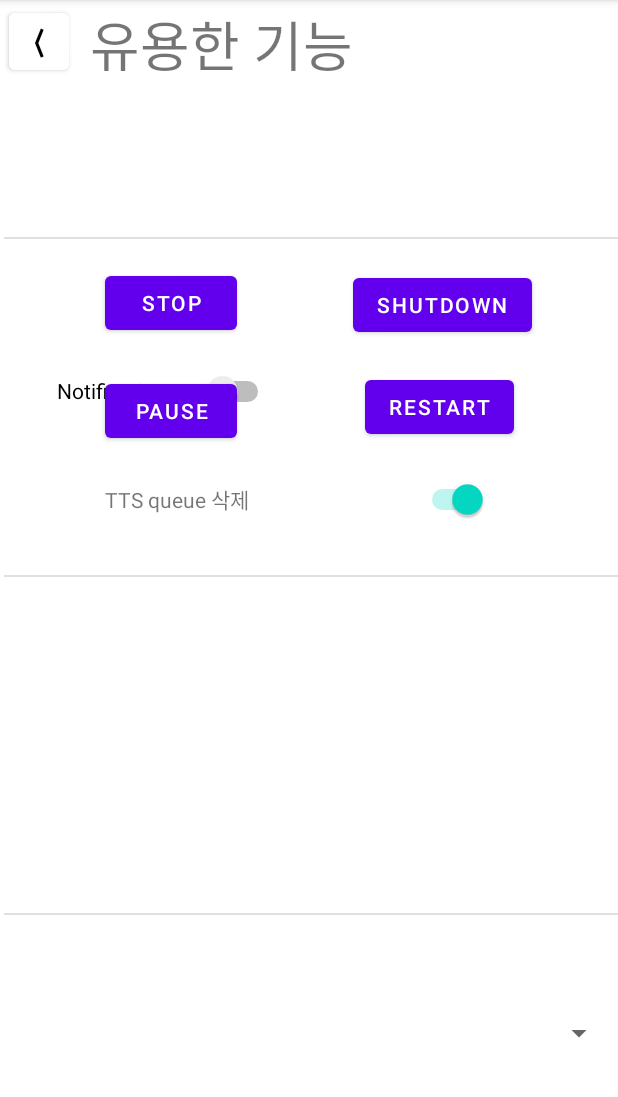
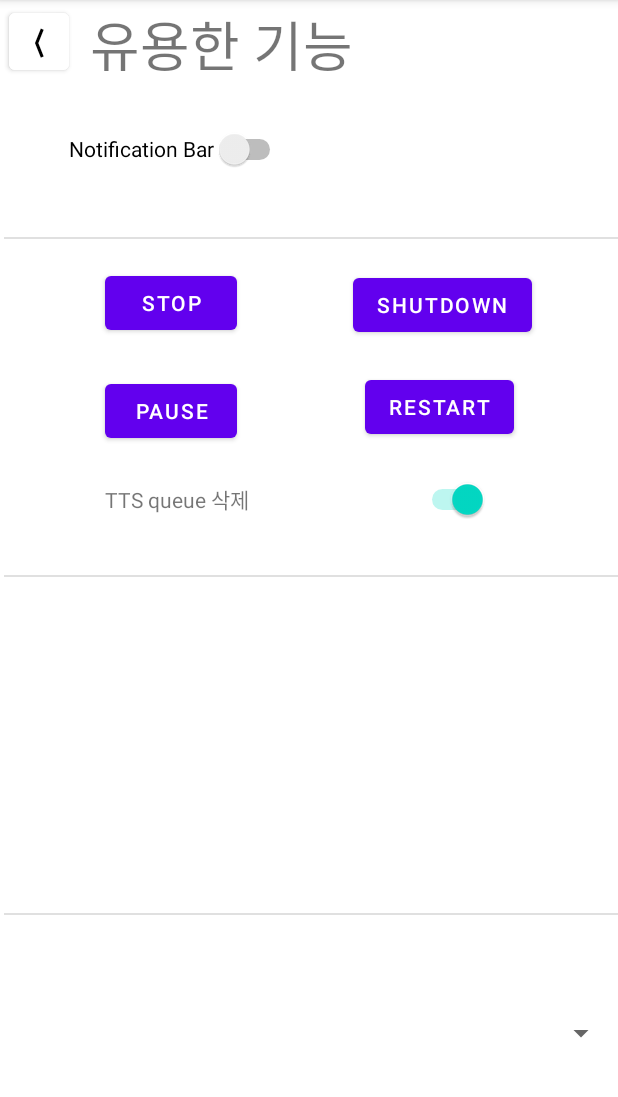
Before and after one commit to khg9849/CapstoneDesign2_team4, an Android app: the UsefulActivity screen opened directly, with no data from a screen before it, on a phone screen of 412 x 824 dp, the part 84-1181 px from its top. Run offline under Robolectric (Android 15) with nearby library versions, the phone set to English and light mode, and no system bars; 2 statements that could not run were skipped.

Commit message:
useful ui 순서 변경
notification switch 처음 순서로 변경
android 31+에서 error 제거

```diff
--- a/KakaoTalktoSpeech/app/src/main/java/com/example/kakaotalktospeech/NewAppWidget.kt
+++ b/KakaoTalktoSpeech/app/src/main/java/com/example/kakaotalktospeech/NewAppWidget.kt
@@ -95,7 +95,7 @@ class NewAppWidget : AppWidgetProvider() {
         intent.action = PENDING_ACTION
         intent.putExtra("viewId", id)
 
-        return PendingIntent.getBroadcast(context, id, intent, 0)
+        return PendingIntent.getBroadcast(context, id, intent, PendingIntent.FLAG_IMMUTABLE)
     }
 
 }
--- a/KakaoTalktoSpeech/app/src/main/res/layout/activity_usefulfeatures.xml
+++ b/KakaoTalktoSpeech/app/src/main/res/layout/activity_usefulfeatures.xml
@@ -72,25 +72,15 @@
         android:id="@+id/notification_switch"
         android:layout_width="wrap_content"
         android:layout_height="wrap_content"
+        android:layout_marginBottom="30dp"
         android:minHeight="48dp"
         android:text="Notification Bar"
-        tools:layout_editor_absoluteX="60dp"
-        tools:layout_editor_absoluteY="150dp"
-        app:layout_constraintBottom_toBottomOf="parent"
+        app:layout_constraintBottom_toTopOf="@+id/divider"
         app:layout_constraintEnd_toEndOf="parent"
-        app:layout_constraintHorizontal_bias="0.141"
+        app:layout_constraintHorizontal_bias="0.172"
         app:layout_constraintStart_toStartOf="parent"
         app:layout_constraintTop_toTopOf="parent"
-        app:layout_constraintVertical_bias="0.329"
-        />
-
-    <Spinner
-        android:id="@+id/white_list_spinner"
-        android:layout_width="410dp"
-        android:layout_height="59dp"
-        app:layout_constraintBottom_toBottomOf="parent"
-        app:layout_constraintTop_toBottomOf="@+id/divider3"
-        tools:layout_editor_absoluteX="1dp" />
+        app:layout_constraintVertical_bias="0.944" />
 
     <Button
         android:id="@+id/stopBtn"
@@ -157,4 +147,13 @@
         app:layout_constraintStart_toEndOf="@+id/ttsQDelete"
         app:layout_constraintTop_toBottomOf="@+id/restartBtn" />
 
+    <Spinner
+        android:id="@+id/white_list_spinner"
+        android:layout_width="410dp"
+        android:layout_height="59dp"
+        app:layout_constraintBottom_toBottomOf="parent"
+        app:layout_constraintEnd_toEndOf="parent"
+        app:layout_constraintStart_toStartOf="parent"
+        app:layout_constraintTop_toBottomOf="@+id/divider3" />
+
 </androidx.constraintlayout.widget.ConstraintLayout>
```
